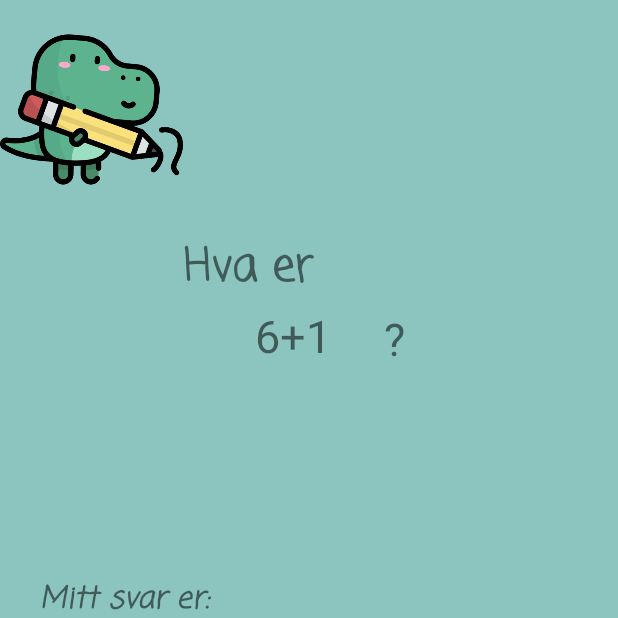
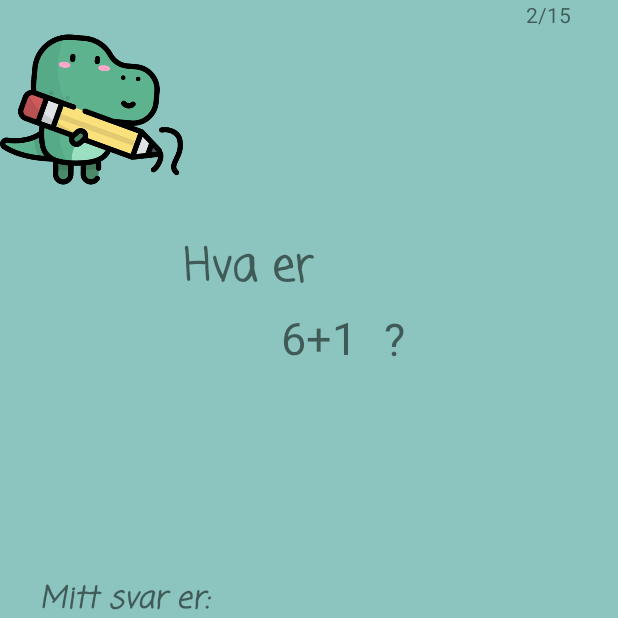
Before and after one commit to PeterSund/Mappe1_app, an Android app: the GameActivity screen opened directly, with no data from a screen before it, after a tap on an icon or button, on a phone screen of 412 x 824 dp, the top half of it. Run offline under Robolectric (Android 15) with nearby library versions, the phone set to English and light mode, and no system bars; Roboto replaces fonts that are not available here.

Commit message:
questinCounter in gameactivity
and comments :)

```diff
--- a/app/src/main/java/com/example/mappe1/GameActivity.java
+++ b/app/src/main/java/com/example/mappe1/GameActivity.java
@@ -1,3 +1,14 @@
+/*
+Fikse ikke gjenbruk av spørsmål - mats
+Implementere preferanser som fragments - tar oss mellom 30 min - 30 timer - peter
+Design av preferanser og meny - felles
+Lage flere/bedre spørsmål - mats
+Legge inn tysk i string XML - peter
+TESTE - felles
+RAPPORT - felles
+KOMMENTERE SPAGHETTI - felles
+*/
+
 package com.example.mappe1;
 
 import android.content.DialogInterface;
@@ -24,6 +35,7 @@ public class GameActivity extends AppCompatActivity{
 
     private String answer = "";
     private int currentIndex = 0;
+    private String countQuestion = "";
 
     //ARRAYS SKAL LIGGER I XML I FØLGE OPPGAVETEKST. Create from resources kan brukes tror jeg. createFromResource(), se prefAct linje 44
     private ArrayList<Question> gameQuestions = new ArrayList<>();
@@ -88,6 +100,7 @@ public class GameActivity extends AppCompatActivity{
             currentIndex = savedInstanceState.getInt("index");
             answer = savedInstanceState.getString("answer");
             gameQuestions = savedInstanceState.getParcelableArrayList("gameQuestions");
+            countQuestion = savedInstanceState.getString("countQuestions");
             TextView answers = (TextView) findViewById(R.id.answerView);
             answers.setText(answer);
         }
@@ -95,9 +108,14 @@ public class GameActivity extends AppCompatActivity{
             fetchQuestionsFromXML(allQuestions);
 
             alterQuestionsList(gameQuestionsArrayLength);
+
+            countQuestion = (currentIndex+1) + "/" + (gameQuestions.size());
         }
         TextView spm = (TextView) findViewById(R.id.spmView);
         spm.setText(gameQuestions.get(currentIndex).question);
+
+        TextView count = (TextView) findViewById(R.id.questionCount);
+        count.setText(countQuestion);
     }
 
     @Override
@@ -106,11 +124,13 @@ public class GameActivity extends AppCompatActivity{
         outState.putString("answer", answer);
         outState.putInt("index", currentIndex);
         outState.putParcelableArrayList("gameQuestions", gameQuestions);
+        outState.putString("countQuestions", countQuestion);
     }
 
     public void onClick(View view) {
         TextView answers = (TextView) findViewById(R.id.answerView);
         TextView spm = (TextView) findViewById(R.id.spmView);
+        TextView count = (TextView) findViewById(R.id.questionCount);
         switch (view.getId()){
             case R.id.button_0:
                 answer += "0";
@@ -154,6 +174,7 @@ public class GameActivity extends AppCompatActivity{
                 break;
             case R.id.button_neste:
                 String a = answers.getText().toString();
+                countQuestion = (currentIndex+2) + "/" + (gameQuestions.size());
                 if (currentIndex == gameQuestions.size()-1) {
                     checkAnswer(currentIndex, a);
                     saveScoreToSharedPreferences();
@@ -168,6 +189,7 @@ public class GameActivity extends AppCompatActivity{
                     answers.setText(answer);
                     spm.setText(gameQuestions.get(currentIndex + 1).question);
                     currentIndex++;
+                    count.setText(countQuestion);
                 }
                 break;
 
@@ -230,14 +252,8 @@ public class GameActivity extends AppCompatActivity{
 
     private void confirmEndGameDialog() {
         AlertDialog.Builder builder = new AlertDialog.Builder(this);
-        builder.setTitle(R.string.dialogtekst_score + " " + correctAnswersCount() +"/"+ gameQuestions.size());
-        builder.setPositiveButton("Prøv på nytt!", new DialogInterface.OnClickListener() {
-            public void onClick(DialogInterface dialog, int id) {
-                recreate();
-                dialog.dismiss();
-            }
-        });
-        builder.setNegativeButton("Gå til meny", new DialogInterface.OnClickListener() {
+        builder.setTitle(getString(R.string.dialogtekst_score) + " " + correctAnswersCount() +"/"+ gameQuestions.size());
+        builder.setPositiveButton("OK!", new DialogInterface.OnClickListener() {
             public void onClick(DialogInterface dialog, int id) {
                 dialog.dismiss();
                 finish();
--- a/app/src/main/res/layout-land/game_activity.xml
+++ b/app/src/main/res/layout-land/game_activity.xml
@@ -173,7 +173,7 @@
         app:layout_constraintEnd_toStartOf="@+id/tableLayout"
         app:layout_constraintStart_toStartOf="parent"
         app:layout_constraintTop_toBottomOf="@+id/svar"
-        app:layout_constraintVertical_bias="0.476" />
+        app:layout_constraintVertical_bias="0.35000002" />
 
     <ImageView
         android:id="@+id/imageView"
@@ -213,4 +213,15 @@
         app:layout_constraintStart_toEndOf="@+id/spmView"
         tools:layout_editor_absoluteY="82dp" />
 
+    <TextView
+        android:id="@+id/questionCount"
+        android:layout_width="73dp"
+        android:layout_height="24dp"
+        app:layout_constraintBottom_toBottomOf="parent"
+        app:layout_constraintEnd_toEndOf="parent"
+        app:layout_constraintHorizontal_bias="0.0"
+        app:layout_constraintStart_toStartOf="parent"
+        app:layout_constraintTop_toTopOf="parent"
+        app:layout_constraintVertical_bias="1.0" />
+
 </android.support.constraint.ConstraintLayout>
--- a/app/src/main/res/layout/game_activity.xml
+++ b/app/src/main/res/layout/game_activity.xml
@@ -138,7 +138,8 @@
         android:layout_width="86dp"
         android:layout_height="44dp"
         android:layout_marginTop="16dp"
-        android:textSize="30dp"
+        android:textSize="30sp"
+        android:gravity="center"
         app:layout_constraintBottom_toTopOf="@+id/tableLayout"
         app:layout_constraintEnd_toEndOf="parent"
         app:layout_constraintHorizontal_bias="0.521"
@@ -192,7 +193,7 @@
         android:layout_height="47dp"
         android:fontFamily="casual"
         android:text="@string/dino_spm"
-        android:textSize="30dp"
+        android:textSize="30sp"
         android:textStyle="bold"
         app:layout_constraintBottom_toTopOf="@+id/spmView"
         app:layout_constraintEnd_toEndOf="parent"
@@ -206,7 +207,7 @@
         android:layout_width="64dp"
         android:layout_height="42dp"
         android:text="@string/question_mark"
-        android:textSize="30dp"
+        android:textSize="30sp"
         app:layout_constraintBottom_toBottomOf="@+id/spmView"
         app:layout_constraintEnd_toEndOf="parent"
         app:layout_constraintHorizontal_bias="0.0"
@@ -214,4 +215,15 @@
         app:layout_constraintTop_toBottomOf="@+id/textView"
         app:layout_constraintVertical_bias="1.0" />
 
+    <TextView
+        android:id="@+id/questionCount"
+        android:layout_width="61dp"
+        android:layout_height="21dp"
+        app:layout_constraintBottom_toBottomOf="parent"
+        app:layout_constraintEnd_toEndOf="parent"
+        app:layout_constraintHorizontal_bias="1.0"
+        app:layout_constraintStart_toStartOf="parent"
+        app:layout_constraintTop_toTopOf="parent"
+        app:layout_constraintVertical_bias="0.0" />
+
 </android.support.constraint.ConstraintLayout>
```
